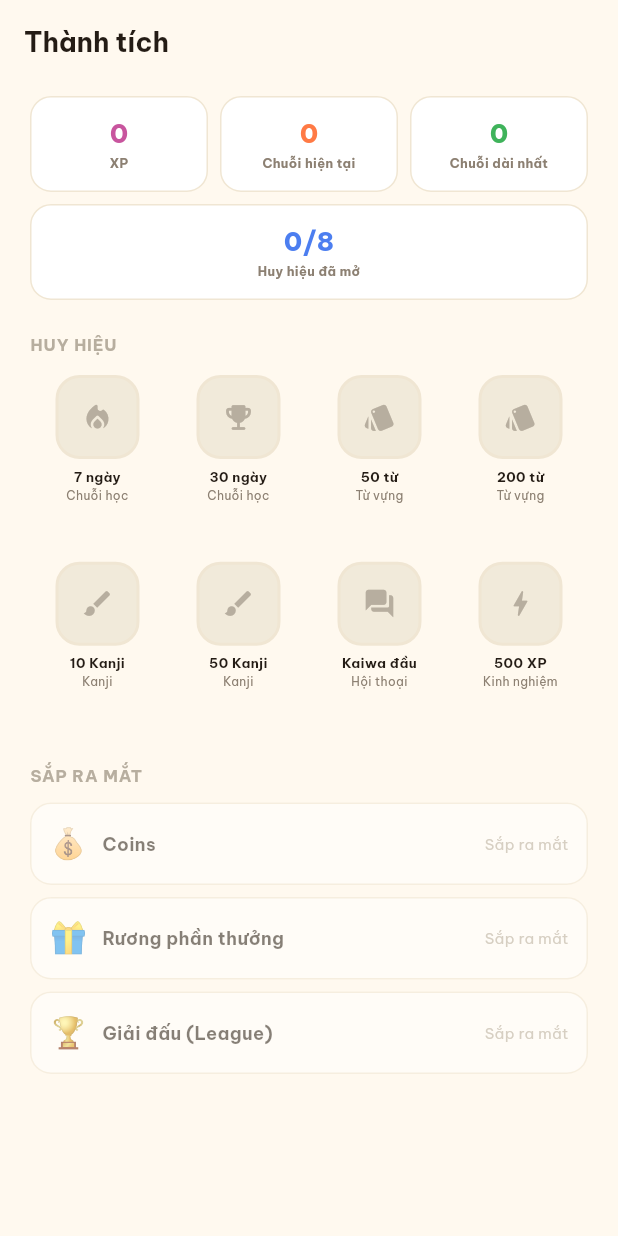
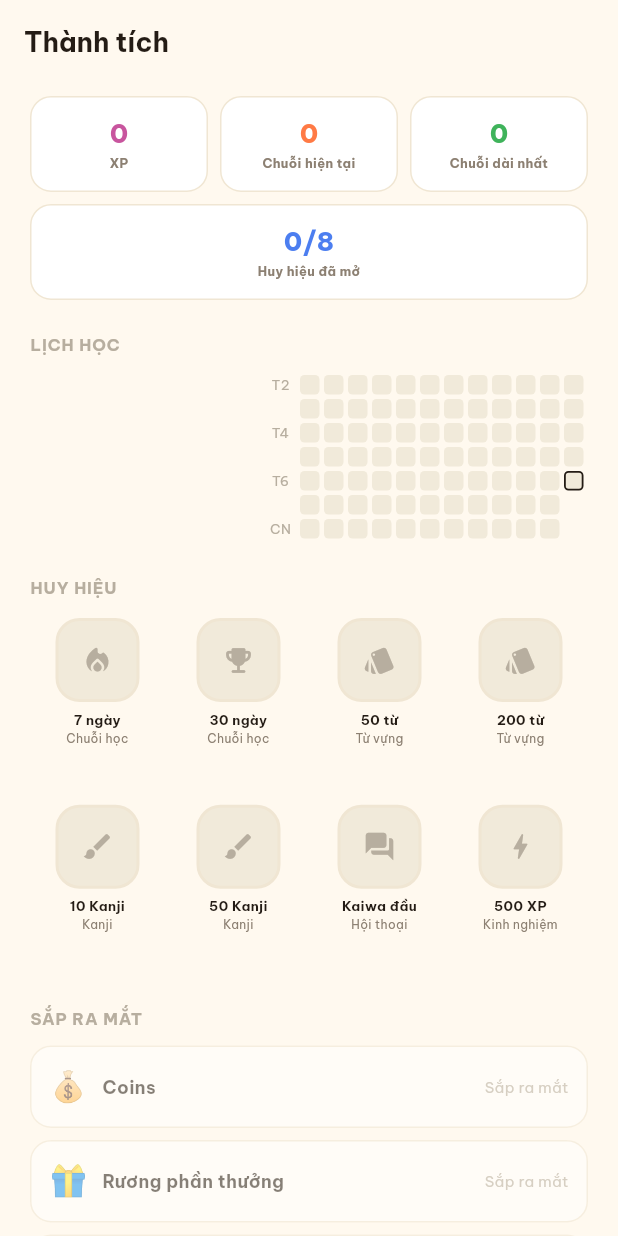
Before and after one commit to vietdct/app_nihongo, a Flutter app: the AchievementsScreen screen opened by its route, on a phone screen of 412 x 824 dp. Run offline on Flutter 3.47's test engine with Material 3 defaults, Android fonts, the phone set to English and light mode, and no system bars; our stand-ins replace drift, drift_flutter, fl_chart, flutter_riverpod, flutter_tts, go_router and 5 more; missing offline and left inert: record; accounts and stored records are empty; generated files the repository leaves out were written again; statements that could not run were skipped.

Commit message:
feat(profile): thêm Lịch học (heatmap) — bảng study_days + hook log tự động
Study Time/Heatmap là 1 trong 3 hạng mục treo còn lại từ trước (cùng
Coins/League — vẫn chờ công thức thưởng từ người dùng). Chọn bản heatmap
nhị phân (có/không học mỗi ngày) thay vì đo thời lượng phiên thật, vì app
chưa có instrumentation thời gian và việc thêm timer khắp các màn hình học
sẽ vượt phạm vi cần thiết.

Bảng study_days(user_id, study_date) log 1 dòng/ngày khi có hoạt động thật.
Không sửa từng màn hình học — tái dùng 2 điểm đã tính sẵn "hôm nay có học
không": dailyMissionStatusProvider (vocab/kanji/quiz/kaiwa) và
MiniTestXpController.completeMiniTestToday(), gọi markStudyDayToday()
(upsert idempotent) khi có ít nhất 1 hoạt động. Widget StudyHeatmap vẽ
lưới 12 tuần kiểu GitHub, gắn vào AchievementsScreen cạnh chuỗi ngày học.

Đã deploy migration lên production và verify thật trên iOS Simulator: hoàn
thành 5 flashcard Kanji → mission "Ôn tập 5 chữ Kanji" tự tick +10 XP → ô
hôm nay trong Lịch học chuyển xanh, đúng dữ liệu thật không bịa.

Co-Authored-By: Claude Sonnet 5 <noreply@anthropic.com>

```diff
--- a/lib/features/profile/pages/achievements_screen.dart
+++ b/lib/features/profile/pages/achievements_screen.dart
@@ -6,10 +6,12 @@ import '../../home/providers/profile_providers.dart';
 import '../../kaiwa/providers/kaiwa_conversation_providers.dart';
 import '../../kanji/providers/kanji_progress_providers.dart';
 import '../../vocabulary/providers/vocab_progress_providers.dart';
+import '../providers/study_heatmap_providers.dart';
 import '../widgets/achievement_badge.dart';
 import '../widgets/coming_soon_row.dart';
 import '../widgets/profile_section_label.dart';
 import '../widgets/profile_stat_tile.dart';
+import '../widgets/study_heatmap.dart';
 
 /// Nhóm "Thành tích" — XP, chuỗi ngày học, huy hiệu dựa trên mốc dữ liệu
 /// thật đã có. Coins/Treasure Box/League vẫn là placeholder "Sắp ra mắt" vì
@@ -28,6 +30,7 @@ class AchievementsScreen extends ConsumerWidget {
         ref.watch(kanjiProgressProvider).valueOrNull ?? const {};
     final kaiwaConversations =
         ref.watch(kaiwaConversationsProvider).valueOrNull ?? const [];
+    final studyDays = ref.watch(studyDaysProvider).valueOrNull;
 
     final streak = profile?.streakCount ?? 0;
     final longestStreak = profile?.longestStreakCount ?? 0;
@@ -133,6 +136,10 @@ class AchievementsScreen extends ConsumerWidget {
             ],
           ),
           const SizedBox(height: 22),
+          const ProfileSectionLabel('Lịch học'),
+          const SizedBox(height: 12),
+          if (studyDays != null) StudyHeatmap(studyDays: studyDays),
+          const SizedBox(height: 22),
           const ProfileSectionLabel('Huy hiệu'),
           const SizedBox(height: 12),
           GridView.count(
--- /dev/null
+++ b/lib/features/profile/providers/study_heatmap_providers.dart
@@ -0,0 +1,50 @@
+import 'package:flutter_riverpod/flutter_riverpod.dart';
+
+import '../../../core/network/supabase_providers.dart';
+
+/// Số tuần hiển thị trên lịch nhiệt (heatmap) ngày học — đủ để thấy xu hướng
+/// gần đây trên màn hình điện thoại mà không cần cuộn ngang.
+const studyHeatmapWeeks = 12;
+
+/// Ngày Thứ Hai đầu tiên của lưới heatmap (cột đầu tiên) — lưới luôn bắt đầu
+/// từ đầu tuần để mỗi cột là 1 tuần trọn vẹn Thứ Hai→Chủ Nhật, kể cả tuần
+/// hiện tại (các ngày tương lai trong tuần này đơn giản là không được đánh
+/// dấu). Dùng chung giữa provider (phạm vi truy vấn) và widget (bố cục ô).
+DateTime studyHeatmapGridStart({DateTime? now}) {
+  final today = now ?? DateTime.now();
+  final endDate = DateTime(today.year, today.month, today.day);
+  final mondayOfCurrentWeek = endDate.subtract(
+    Duration(days: endDate.weekday - 1),
+  );
+  return mondayOfCurrentWeek.subtract(
+    const Duration(days: (studyHeatmapWeeks - 1) * 7),
+  );
+}
+
+/// Tập hợp các ngày (giờ địa phương, đã bỏ giờ/phút/giây) mà người dùng có
+/// ít nhất 1 hoạt động thật được ghi vào `study_days` — xem
+/// `markStudyDayToday` (domain/services/study_day_log.dart) để biết các
+/// điểm ghi log.
+final studyDaysProvider = FutureProvider.autoDispose<Set<DateTime>>((
+  ref,
+) async {
+  final sb = ref.watch(supabaseProvider);
+  final userId = ref.watch(currentUserProvider)?.id;
+  if (userId == null) return {};
+
+  final start = studyHeatmapGridStart();
+  final startStr =
+      '${start.year.toString().padLeft(4, '0')}-'
+      '${start.month.toString().padLeft(2, '0')}-'
+      '${start.day.toString().padLeft(2, '0')}';
+
+  final rows = await sb
+      .from('study_days')
+      .select('study_date')
+      .eq('user_id', userId)
+      .gte('study_date', startStr);
+
+  return {
+    for (final r in rows) DateTime.parse(r['study_date'] as String),
+  };
+});
--- /dev/null
+++ b/lib/features/profile/widgets/study_heatmap.dart
@@ -0,0 +1,86 @@
+import 'package:flutter/material.dart';
+
+import '../../../core/theme/app_theme.dart';
+import '../providers/study_heatmap_providers.dart';
+
+/// Lịch nhiệt (heatmap) kiểu GitHub — mỗi cột là 1 tuần (Thứ Hai→Chủ Nhật),
+/// mỗi ô là 1 ngày, tô màu nếu có hoạt động thật ghi trong `study_days`.
+/// Chỉ hiển thị có/không học (nhị phân), không suy diễn thời lượng vì app
+/// chưa đo thời gian học thật theo phiên.
+class StudyHeatmap extends StatelessWidget {
+  const StudyHeatmap({super.key, required this.studyDays});
+
+  final Set<DateTime> studyDays;
+
+  static const _cellSize = 13.0;
+  static const _cellGap = 3.0;
+  static const _weekdayLabels = ['T2', '', 'T4', '', 'T6', '', 'CN'];
+
+  @override
+  Widget build(BuildContext context) {
+    final gridStart = studyHeatmapGridStart();
+    final today = DateTime.now();
+    final todayOnly = DateTime(today.year, today.month, today.day);
+
+    return SingleChildScrollView(
+      scrollDirection: Axis.horizontal,
+      reverse: true,
+      child: Row(
+        crossAxisAlignment: CrossAxisAlignment.start,
+        children: [
+          Column(
+            children: [
+              for (final label in _weekdayLabels)
+                SizedBox(
+                  height: _cellSize + _cellGap,
+                  child: Text(
+                    label,
+                    style: const TextStyle(
+                      fontSize: 9,
+                      color: AppColors.inkFaint,
+                    ),
+                  ),
+                ),
+            ],
+          ),
+          const SizedBox(width: 6),
+          for (var col = 0; col < studyHeatmapWeeks; col++)
+            Padding(
+              padding: const EdgeInsets.only(right: _cellGap),
+              child: Column(
+                children: [
+                  for (var row = 0; row < 7; row++)
+                    Padding(
+                      padding: const EdgeInsets.only(bottom: _cellGap),
+                      child: _buildCell(
+                        gridStart.add(Duration(days: col * 7 + row)),
+                        todayOnly,
+                      ),
+                    ),
+                ],
+              ),
+            ),
+        ],
+      ),
+    );
+  }
+
+  Widget _buildCell(DateTime date, DateTime todayOnly) {
+    if (date.isAfter(todayOnly)) {
+      return const SizedBox(width: _cellSize, height: _cellSize);
+    }
+    final studied = studyDays.contains(date);
+    final isToday = date == todayOnly;
+    return Container(
+      width: _cellSize,
+      height: _cellSize,
+      decoration: BoxDecoration(
+        color: studied ? AppColors.moss : AppColors.chip,
+        borderRadius: BorderRadius.circular(3),
+        border: isToday
+            ? Border.all(color: AppColors.ink, width: 1.2)
+            : null,
+      ),
+    );
+  }
+}
--- a/lib/features/review/jlpt_exam/mini_test/mini_test_xp_controller.dart
+++ b/lib/features/review/jlpt_exam/mini_test/mini_test_xp_controller.dart
@@ -2,6 +2,7 @@ import 'package:flutter_riverpod/flutter_riverpod.dart';
 import 'package:supabase_flutter/supabase_flutter.dart';
 
 import '../../../../core/network/supabase_providers.dart';
+import '../../../../domain/services/study_day_log.dart';
 
 final miniTestXpControllerProvider =
     Provider.autoDispose<MiniTestXpController?>((ref) {
@@ -96,6 +97,7 @@ class MiniTestXpController {
     if (update.isNotEmpty) {
       await _sb.from('profiles').update(update).eq('id', _userId);
     }
+    await markStudyDayToday(_sb, _userId);
     return MiniTestCompletionResult(
       dailyBonusAwarded: dailyBonusAwarded,
       streakCount: effectiveStreak,
```
Also changed, not shown: lib/domain/services/study_day_log.dart (added, +18 -0 lines), lib/features/home/providers/mission_providers.dart (+8 -0 lines), 1 other file.
